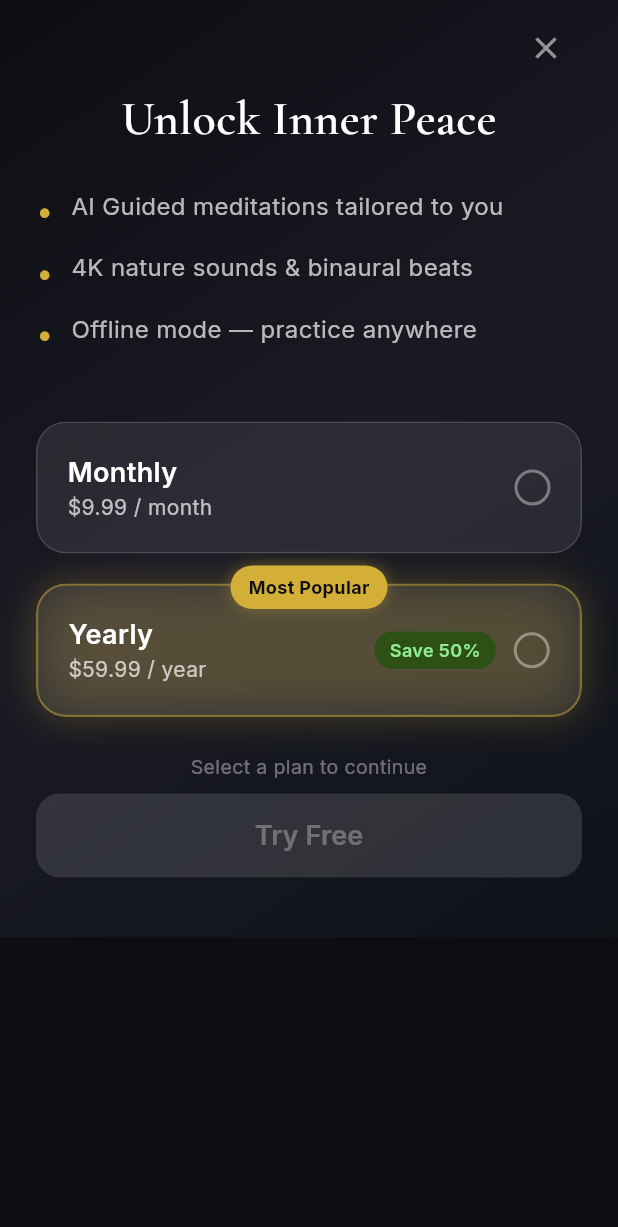
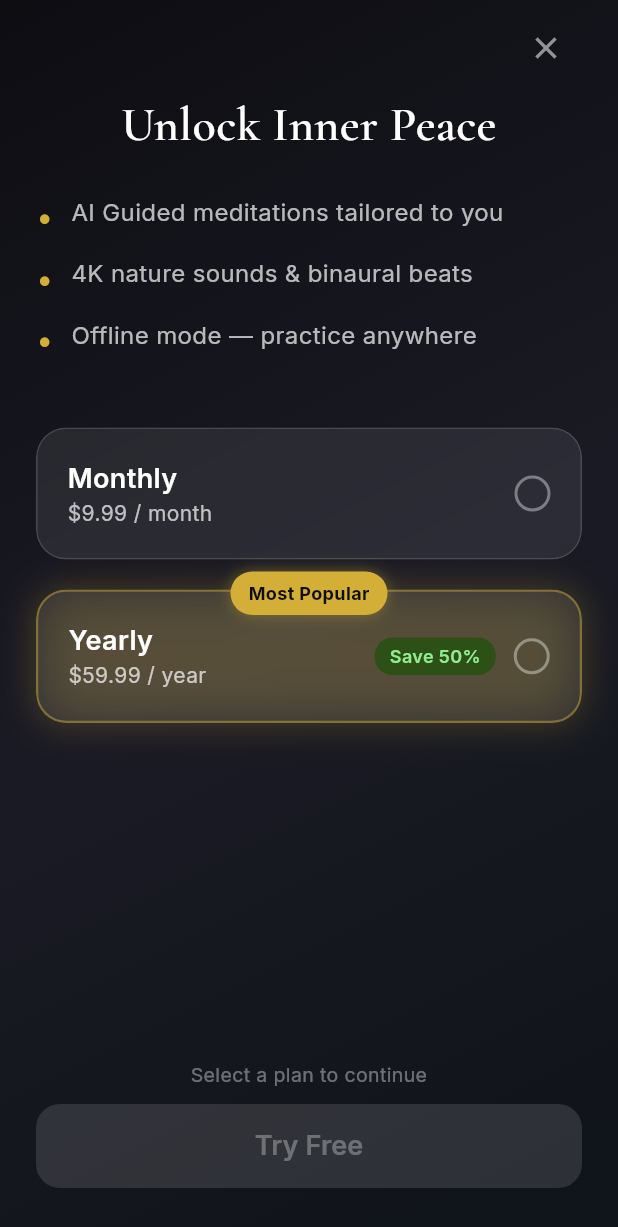
Before and after one commit to HullyMully/test-task, a Flutter app: the PaywallScreen screen opened by its route, on a phone screen of 412 x 824 dp. Shown: the top 1227 px of the screen. Run offline on Flutter 3.47's test engine with Material 3 defaults, Android fonts, the phone set to English and light mode, and no system bars; our stand-ins replace google_fonts.

Commit message:
4#: Solving a layout error

```diff
--- a/lib/screens/paywall_screen.dart
+++ b/lib/screens/paywall_screen.dart
@@ -47,12 +47,16 @@ class _PaywallScreenState extends State<PaywallScreen>
   @override
   Widget build(BuildContext context) {
     final subscription = context.watch<SubscriptionProvider>();
+    // SafeArea(bottom: false) does NOT consume the bottom inset, so
+    // padding.bottom returns the true home-indicator / nav-bar height.
     final bottomInset = MediaQuery.of(context).padding.bottom;
-    final buttonBottomPadding = math.max(bottomInset, 16.0) + 24.0;
+    final ctaBottomPadding = math.max(bottomInset, 16.0) + 16.0;
     final planSelected = _selectedPlan != null;
 
     return Scaffold(
       body: Container(
+        // Gradient spans the full Scaffold body right down to the physical
+        // bottom edge, so there is never a hard colour change below the CTA.
         decoration: const BoxDecoration(
           gradient: LinearGradient(
             begin: Alignment.topLeft,
@@ -66,13 +70,16 @@ class _PaywallScreenState extends State<PaywallScreen>
         ),
         child: SafeArea(
           bottom: false,
-          child: SingleChildScrollView(
+          child: CustomScrollView(
             physics: const ClampingScrollPhysics(),
-            padding: EdgeInsets.fromLTRB(24, 0, 24, buttonBottomPadding),
+            slivers: [
+              // Top content -- close button, headline, bullets, plan cards
+              SliverPadding(
+                padding: const EdgeInsets.symmetric(horizontal: 24),
+                sliver: SliverToBoxAdapter(
                   child: Column(
                     crossAxisAlignment: CrossAxisAlignment.stretch,
                     children: [
-                // ── Close button row ──────────────────────────────────────
                       Align(
                         alignment: Alignment.centerRight,
                         child: Padding(
@@ -84,8 +91,7 @@ class _PaywallScreenState extends State<PaywallScreen>
                           ),
                         ),
                       ),
-
-                // ── Headline ──────────────────────────────────────────────
+                      const SizedBox(height: 4),
                       Text(
                         'Unlock Inner Peace',
                         textAlign: TextAlign.center,
@@ -96,19 +102,33 @@ class _PaywallScreenState extends State<PaywallScreen>
                         ),
                       ),
                       const SizedBox(height: 24),
-
                       _buildBullet('AI Guided meditations tailored to you'),
                       _buildBullet('4K nature sounds & binaural beats'),
                       _buildBullet('Offline mode — practice anywhere'),
                       const SizedBox(height: 32),
-
-                // ── Plan cards ───────────────────────────────────────────
                       _buildMonthlyCard(),
                       const SizedBox(height: 20),
                       _buildYearlyCard(),
-                const SizedBox(height: 24),
+                    ],
+                  ),
+                ),
+              ),
 
-                // ── CTA hint ─────────────────────────────────────────────
+              // CTA section -- always pinned to the bottom of the viewport.
+              //
+              // SliverFillRemaining(hasScrollBody: false) stretches to claim
+              // whatever vertical space is left after the top sliver. On a
+              // tall screen the CTA floats to the very bottom; on a compact
+              // screen the scroll view takes over and the CTA follows directly
+              // below the cards -- no void in either case.
+              SliverFillRemaining(
+                hasScrollBody: false,
+                child: Padding(
+                  padding: EdgeInsets.fromLTRB(24, 24, 24, ctaBottomPadding),
+                  child: Column(
+                    mainAxisAlignment: MainAxisAlignment.end,
+                    crossAxisAlignment: CrossAxisAlignment.stretch,
+                    children: [
                       AnimatedOpacity(
                         duration: const Duration(milliseconds: 300),
                         opacity: planSelected ? 0.0 : 1.0,
@@ -121,14 +141,13 @@ class _PaywallScreenState extends State<PaywallScreen>
                           ),
                         ),
                       ),
-                const SizedBox(height: 8),
-
-                // ── Try Free button ───────────────────────────────────────
+                      const SizedBox(height: 10),
                       SizedBox(
-                  width: double.infinity,
                         height: 56,
                         child: FilledButton(
-                    onPressed: planSelected ? () => _onTryFree(subscription) : null,
+                          onPressed: planSelected
+                              ? () => _onTryFree(subscription)
+                              : null,
                           style: FilledButton.styleFrom(
                             backgroundColor: const Color(0xFFD4AF37),
                             disabledBackgroundColor: Colors.white12,
@@ -152,6 +171,9 @@ class _PaywallScreenState extends State<PaywallScreen>
                   ),
                 ),
               ),
+            ],
+          ),
+        ),
       ),
     );
   }
@@ -163,7 +185,7 @@ class _PaywallScreenState extends State<PaywallScreen>
         crossAxisAlignment: CrossAxisAlignment.start,
         children: [
           Text(
-            '•',
+            '\u2022',
             style: GoogleFonts.inter(
               color: const Color(0xFFD4AF37),
               fontSize: 20,
@@ -277,8 +299,8 @@ class _PaywallScreenState extends State<PaywallScreen>
                       borderRadius: BorderRadius.circular(20),
                       boxShadow: [
                         BoxShadow(
-                          color: const Color(0xFFD4AF37)
-                              .withValues(alpha: 0.4),
+                          color:
+                              const Color(0xFFD4AF37).withValues(alpha: 0.4),
                           blurRadius: 8,
                         ),
                       ],
@@ -365,7 +387,6 @@ class _PaywallScreenState extends State<PaywallScreen>
   }
 }
 
-/// Small radio-style selection indicator used on each plan card.
 class _PlanSelector extends StatelessWidget {
   final bool isSelected;
   const _PlanSelector({required this.isSelected});
@@ -379,13 +400,9 @@ class _PlanSelector extends StatelessWidget {
       height: 24,
       decoration: BoxDecoration(
         shape: BoxShape.circle,
-        color: isSelected
-            ? const Color(0xFFD4AF37)
-            : Colors.transparent,
+        color: isSelected ? const Color(0xFFD4AF37) : Colors.transparent,
         border: Border.all(
-          color: isSelected
-              ? const Color(0xFFD4AF37)
-              : Colors.white38,
+          color: isSelected ? const Color(0xFFD4AF37) : Colors.white38,
           width: 2,
         ),
       ),
```
Lines whose indentation alone changed are shown as unchanged.
